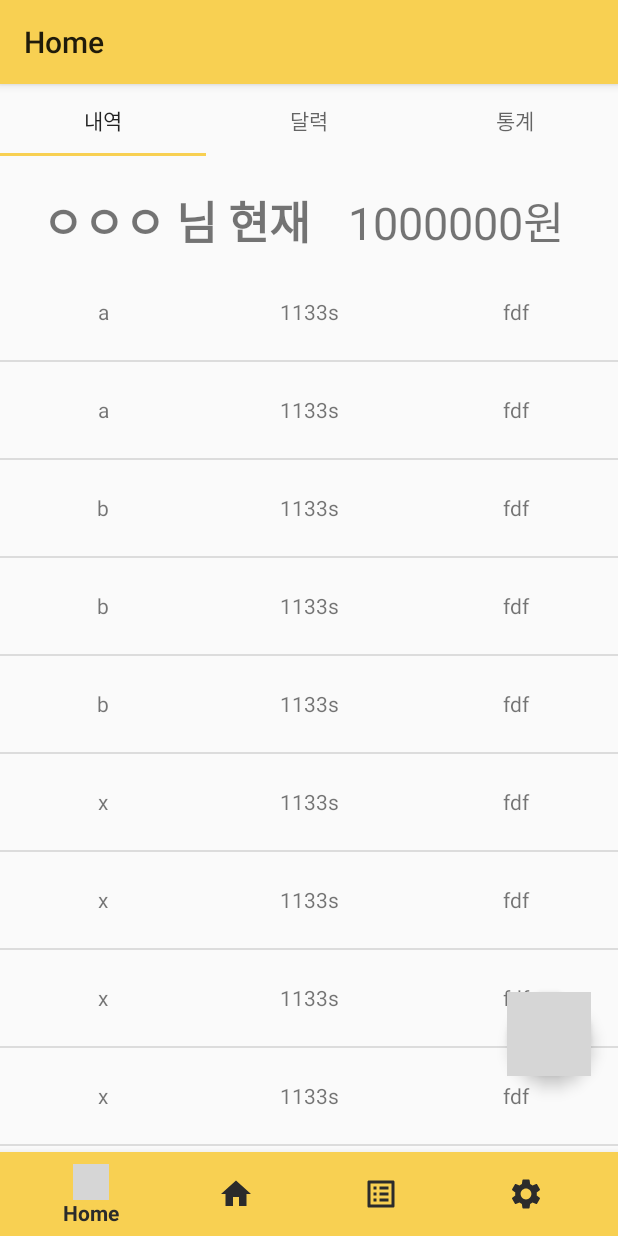
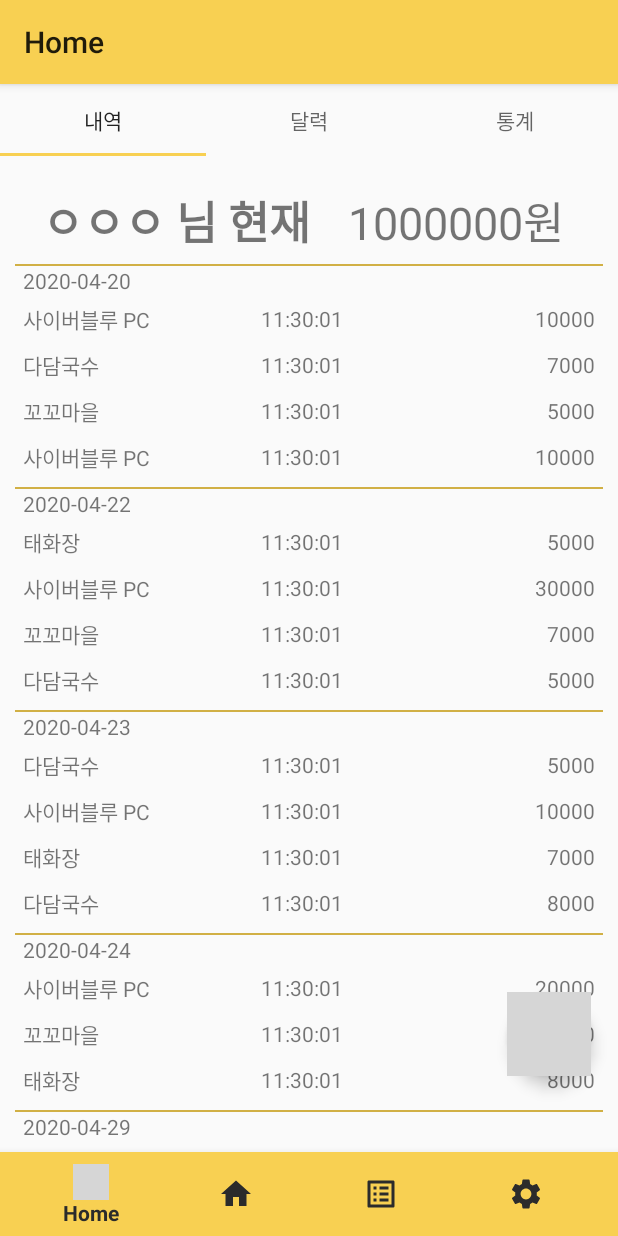
Before and after one commit to primayy/Legeno, an Android app: the screen it shows after launch (MainActivity), on a phone screen of 412 x 824 dp. Run offline under Robolectric (Android 15) with nearby library versions, the phone set to English and light mode, and no system bars; our stand-ins replace navigation-ui; grey boxes are pictures that could not be loaded.

Commit message:
20200429-여인혁-메인페이지UI디자인-내역 탭 구현

```diff
--- a/app/src/main/java/com/example/billage/MainActivity.java
+++ b/app/src/main/java/com/example/billage/MainActivity.java
@@ -4,6 +4,7 @@ import android.content.Intent;
 import android.nfc.Tag;
 import android.os.Bundle;
 import android.util.Log;
+import android.view.MenuItem;
 import android.view.View;
 import android.widget.Button;
 
@@ -11,6 +12,7 @@ import com.example.billage.ui.signup.SignupActivity;
 import com.google.android.material.bottomnavigation.BottomNavigationView;
 import com.google.android.material.tabs.TabLayout;
 
+import androidx.annotation.NonNull;
 import androidx.appcompat.app.AppCompatActivity;
 import androidx.navigation.NavController;
 import androidx.navigation.Navigation;
@@ -25,7 +27,7 @@ public class MainActivity extends AppCompatActivity {
     protected void onCreate(Bundle savedInstanceState) {
         super.onCreate(savedInstanceState);
         setContentView(R.layout.activity_main);
-        BottomNavigationView navView = findViewById(R.id.nav_view);
+        final BottomNavigationView navView = findViewById(R.id.nav_view);
         // Passing each menu ID as a set of Ids because each
         // menu should be considered as top level destinations.
         AppBarConfiguration appBarConfiguration = new AppBarConfiguration.Builder(
@@ -36,6 +38,8 @@ public class MainActivity extends AppCompatActivity {
         NavigationUI.setupWithNavController(navView, navController);
 
 
+
+
     }
 
 }
--- a/app/src/main/java/com/example/billage/UsageList.java
+++ b/app/src/main/java/com/example/billage/UsageList.java
@@ -5,11 +5,13 @@ public class UsageList {
     private String date;
     private String cost;
     private String destination;
+    private String time;
 
-    public UsageList(String date, String cost, String destination) {
+    public UsageList(String date, String cost,String time, String destination) {
         this.date = date;
         this.cost = cost;
         this.destination = destination;
+        this.time=time;
     }
 
     public String getDate() {
@@ -24,6 +26,8 @@ public class UsageList {
         return destination;
     }
 
+    public String getTime() { return time; }
+
     public void setDate(String date) {
         this.date = date;
     }
@@ -35,4 +39,8 @@ public class UsageList {
     public void setDestination(String destination) {
         this.destination = destination;
     }
+
+    public void setTime(String time) { this.time = time; }
+
+
 }
--- a/app/src/main/java/com/example/billage/adapter/UsageAdapter.java
+++ b/app/src/main/java/com/example/billage/adapter/UsageAdapter.java
@@ -3,9 +3,11 @@ package com.example.billage.adapter;
 import android.content.Context;
 import android.util.Log;
 import android.view.LayoutInflater;
+import android.view.MotionEvent;
 import android.view.View;
 import android.view.ViewGroup;
 import android.widget.ArrayAdapter;
+import android.widget.LinearLayout;
 import android.widget.ListView;
 import android.widget.TextView;
 
@@ -31,11 +33,12 @@ public class UsageAdapter extends ArrayAdapter<UsageList> {
         public TextView date;
         public TextView cost;
         public TextView destination;
+        public TextView time;
 
     }
 
 
-    // VocaAdapter를 초기화하기 위한 생성자로 아규먼트로 전달받은 context와 list를 내부 저장 공간에 저장합니다.
+    // UsageAdapter 초기화하기 위한 생성자로 아규먼트로 전달받은 context와 list를 내부 저장 공간에 저장합니다.
     public UsageAdapter(Context context, List<UsageList> list, ListView listview) {
         super(context, 0, list);
 
@@ -71,6 +74,7 @@ public class UsageAdapter extends ArrayAdapter<UsageList> {
             viewHolder.date = (TextView) rowView.findViewById(R.id.date);
             viewHolder.cost = (TextView) rowView.findViewById(R.id.cost);
             viewHolder.destination = (TextView) rowView.findViewById(R.id.destination);
+            viewHolder.time = (TextView) rowView.findViewById(R.id.time);
 
             rowView.setTag(viewHolder);
 
@@ -87,32 +91,47 @@ public class UsageAdapter extends ArrayAdapter<UsageList> {
         String tag = Tag.substring(idx + 1);
 
 
-        //Voca 객체 리스트의 position 위치에 있는 Voca 객체를 가져옵니다.
+        //UsageList 객체 리스트의 position 위치에 있는 Voca 객체를 가져옵니다.
         UsageList usage = (UsageList) mList.get(position);
 
+        if(position == 0){
+            Log.d("newgruop",usage.getDate() + position);
+            rowView.findViewById(R.id.divider).setVisibility(View.VISIBLE);
+            rowView.findViewById(R.id.date).setVisibility(View.VISIBLE);
 
-        if(position == 0){
-            Log.d("newgruop",usage.getDate());
         }
         else{
 
             if(isNewGroupTitle(position)){
-                Log.d("newgruop",usage.getDate());
+                Log.d("newgruop",usage.getDate() + position);
+                rowView.findViewById(R.id.divider).setVisibility(View.VISIBLE);
+                rowView.findViewById(R.id.date).setVisibility(View.VISIBLE);
+
             }
             else{
-                Log.d("oldgruop",usage.getDate());
+                Log.d("oldgruop",usage.getDate() + position);
+                rowView.findViewById(R.id.divider).setVisibility(View.GONE);
+                rowView.findViewById(R.id.date).setVisibility(View.GONE);
             }
         }
 
 
-        //현재 선택된 Vocal 객체를 화면에 보여주기 위해서 앞에서 미리 찾아 놓은 뷰에 데이터를 집어넣습니다.
+        //현재 선택된 UsageList 객체를 화면에 보여주기 위해서 앞에서 미리 찾아 놓은 뷰에 데이터를 집어넣습니다.
         viewHolder.date.setText(usage.getDate());
         viewHolder.cost.setText(usage.getCost());
         viewHolder.destination.setText(usage.getDestination());
+        viewHolder.time.setText(usage.getTime());
 //        viewHolder.itemIndex.setText("Voca[" + position + "]");
 //        viewHolder.itemTag.setText(tag);
 //        viewHolder.itemStatus.setText(Status);
 
+
+        rowView.setOnTouchListener(new View.OnTouchListener() {
+            @Override
+            public boolean onTouch(View view, MotionEvent motionEvent) {
+                return true;
+            }
+        });
 
 
         // 화면에 보여질 뷰를 리턴하여 ListView의 특정 줄로 보여지게 합니다.
@@ -125,7 +144,6 @@ public class UsageAdapter extends ArrayAdapter<UsageList> {
         //현재의 타이틀을 판단
         UsageList nowUsageList = (UsageList) mList.get(position);
         String nowDate  = nowUsageList.getDate();
-        Log.d("nowdate",nowDate);
 
         UsageList preUsageList = (UsageList) mList.get(position-1);
         String preDate = preUsageList.getDate();
--- a/app/src/main/java/com/example/billage/ui/home/subView/UsageFragment.java
+++ b/app/src/main/java/com/example/billage/ui/home/subView/UsageFragment.java
@@ -71,15 +71,25 @@ public class UsageFragment extends Fragment {
 
         final ArrayList<UsageList> items = new ArrayList<>() ;
 
-        items.add(new UsageList("a","1133s","fdf"));
-        items.add(new UsageList("a","1133s","fdf"));
-        items.add(new UsageList("b","1133s","fdf"));
-        items.add(new UsageList("b","1133s","fdf"));
-        items.add(new UsageList("b","1133s","fdf"));
-        items.add(new UsageList("x","1133s","fdf"));
-        items.add(new UsageList("x","1133s","fdf"));
-        items.add(new UsageList("x","1133s","fdf"));
-        items.add(new UsageList("x","1133s","fdf"));
+        items.add(new UsageList("2020-04-20","사이버블루 PC","11:30:01","10000"));
+        items.add(new UsageList("2020-04-20","다담국수","11:30:01","7000"));
+
+        items.add(new UsageList("2020-04-20","꼬꼬마을","11:30:01","5000"));
+        items.add(new UsageList("2020-04-20","사이버블루 PC","11:30:01","10000"));
+        items.add(new UsageList("2020-04-22","태화장","11:30:01","5000"));
+        items.add(new UsageList("2020-04-22","사이버블루 PC","11:30:01","30000"));
+        items.add(new UsageList("2020-04-22","꼬꼬마을","11:30:01","7000"));
+        items.add(new UsageList("2020-04-22","다담국수","11:30:01","5000"));
+        items.add(new UsageList("2020-04-23","다담국수","11:30:01","5000"));
+        items.add(new UsageList("2020-04-23","사이버블루 PC","11:30:01","10000"));
+        items.add(new UsageList("2020-04-23","태화장","11:30:01","7000"));
+        items.add(new UsageList("2020-04-23","다담국수","11:30:01","8000"));
+        items.add(new UsageList("2020-04-24","사이버블루 PC","11:30:01","20000"));
+        items.add(new UsageList("2020-04-24","꼬꼬마을","11:30:01","8000"));
+        items.add(new UsageList("2020-04-24","태화장","11:30:01","8000"));
+        items.add(new UsageList("2020-04-29","다담국수","11:30:01","7000"));
+        items.add(new UsageList("2020-04-29","사이버블루 PC","11:30:01","10000"));
+
 
 
 
--- a/app/src/main/res/layout/fragment_usage.xml
+++ b/app/src/main/res/layout/fragment_usage.xml
@@ -9,6 +9,10 @@
     <ListView
         android:id="@+id/usage_list"
         android:layout_width="match_parent"
-        android:layout_height="match_parent" />
+        android:layout_height="match_parent"
+        android:dividerHeight="0dp"
+        android:divider="#00000000"
+        android:layout_marginBottom="60dp"
+        />
 
 </FrameLayout>
--- a/app/src/main/res/layout/group_list.xml
+++ b/app/src/main/res/layout/group_list.xml
@@ -1,31 +1,67 @@
 <?xml version="1.0" encoding="utf-8"?>
 <LinearLayout xmlns:android="http://schemas.android.com/apk/res/android"
-    android:orientation="horizontal"
-    android:minHeight="?android:attr/listPreferredItemHeight"
+    android:id="@+id/item_line"
+    android:layout_width="match_parent"
+    android:layout_height="wrap_content"
     android:gravity="center_vertical"
+    android:orientation="vertical">
+
+    <ProgressBar
+        android:id="@+id/divider"
+        style="?android:attr/progressBarStyleHorizontal"
         android:layout_width="match_parent"
-    android:layout_height="wrap_content">
+        android:layout_height="1dp"
+        android:layout_marginHorizontal="10dp"
+        android:layout_weight="5"
+        android:background="@color/colorPrimary"
+        android:visibility="gone" />
 
     <TextView
         android:id="@+id/date"
+        android:layout_width="match_parent"
+        android:layout_height="wrap_content"
         android:layout_weight="5"
-        android:layout_width="0dp"
-        android:gravity="center"
-        android:layout_height="wrap_content"/>
+        android:gravity="start"
+        android:paddingLeft="@dimen/activity_padding_left"
+        android:paddingBottom="5dp"
+        android:text="sdfs"
+        android:visibility="gone" />
+
+
+    <LinearLayout
+        android:layout_width="match_parent"
+        android:layout_height="wrap_content"
+        android:gravity="center_vertical"
+        android:orientation="horizontal"
+        android:paddingBottom="10dp">
 
         <TextView
             android:id="@+id/cost"
-        android:layout_weight="5"
-        android:layout_width="0dp"
-        android:gravity="center"
-        android:layout_height="wrap_content" />
+            android:layout_width="match_parent"
+            android:layout_height="wrap_content"
+            android:layout_weight="4"
+            android:gravity="start"
+            android:paddingLeft="@dimen/activity_padding_left"
+            android:text="sdfs" />
+        <TextView
+            android:id="@+id/time"
+            android:layout_width="match_parent"
+            android:layout_height="wrap_content"
+            android:layout_weight="4"
+            android:gravity="start"
+            android:paddingLeft="@dimen/activity_padding_left"
+            android:text="sdfs" />
 
         <TextView
             android:id="@+id/destination"
+            android:layout_width="match_parent"
+            android:layout_height="wrap_content"
             android:layout_weight="5"
-        android:layout_width="0dp"
-        android:gravity="center"
-        android:layout_height="wrap_content" />
+            android:gravity="end"
+            android:paddingRight="@dimen/activity_padding_left"
+            android:text="sdfs" />
+
+    </LinearLayout>
 
 
 </LinearLayout>
--- a/app/src/main/res/values/dimens.xml
+++ b/app/src/main/res/values/dimens.xml
@@ -3,4 +3,5 @@
     <dimen name="activity_horizontal_margin">16dp</dimen>
     <dimen name="activity_vertical_margin">16dp</dimen>
     <dimen name="custom_vertical_margin">120dp</dimen>
+    <dimen name="activity_padding_left">15dp</dimen>
 </resources>
```
Lines whose indentation alone changed are shown as unchanged.
